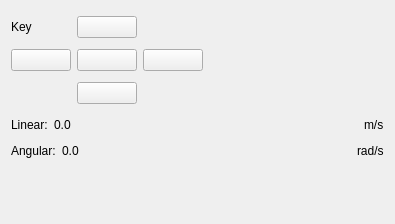
Old version of the form ui/navi_teleop.ui in the repository xinjuezou-whi/whi_rviz_plugins.
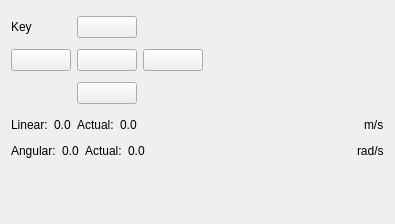
New version of the form. Icons and pictures are not drawn.

Commit message: refactor motion and rc state to whi_state; add actual linear and angular from odom

Diff of the .ui file:
```diff
--- a/ui/navi_teleop.ui
+++ b/ui/navi_teleop.ui
@@ -187,6 +187,20 @@
            </property>
           </widget>
          </item>
+         <item>
+          <widget class="QLabel" name="label_5">
+           <property name="text">
+            <string>Actual:</string>
+           </property>
+          </widget>
+         </item>
+         <item>
+          <widget class="QLabel" name="label_linear_actual">
+           <property name="text">
+            <string>0.0</string>
+           </property>
+          </widget>
+         </item>
          <item>
           <spacer name="horizontalSpacer_3">
            <property name="orientation">
@@ -225,6 +239,20 @@
            </property>
           </widget>
          </item>
+         <item>
+          <widget class="QLabel" name="label_6">
+           <property name="text">
+            <string>Actual:</string>
+           </property>
+          </widget>
+         </item>
+         <item>
+          <widget class="QLabel" name="label_angular_actual">
+           <property name="text">
+            <string>0.0</string>
+           </property>
+          </widget>
+         </item>
          <item>
           <spacer name="horizontalSpacer_2">
            <property name="orientation">
```
The commit also changes 4 other files.
